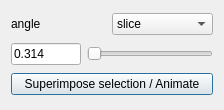
The window that SciDataTool/GUI/WDataExtractor/WDataExtractor.ui (Eomys/SciDataTool) describes before a commit, drawn with Qt 5.
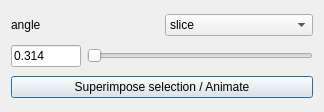
The same window after the commit. Icons and pictures are not drawn. Custom widgets are drawn as their Qt base class.

```diff
--- a/SciDataTool/GUI/WDataExtractor/WDataExtractor.ui
+++ b/SciDataTool/GUI/WDataExtractor/WDataExtractor.ui
@@ -6,8 +6,8 @@
    <rect>
     <x>0</x>
     <y>0</y>
-    <width>224</width>
-    <height>110</height>
+    <width>324</width>
+    <height>112</height>
    </rect>
   </property>
   <property name="windowTitle">
```
Left out of the diff: 8 changed lines with no effect on the pictures.
